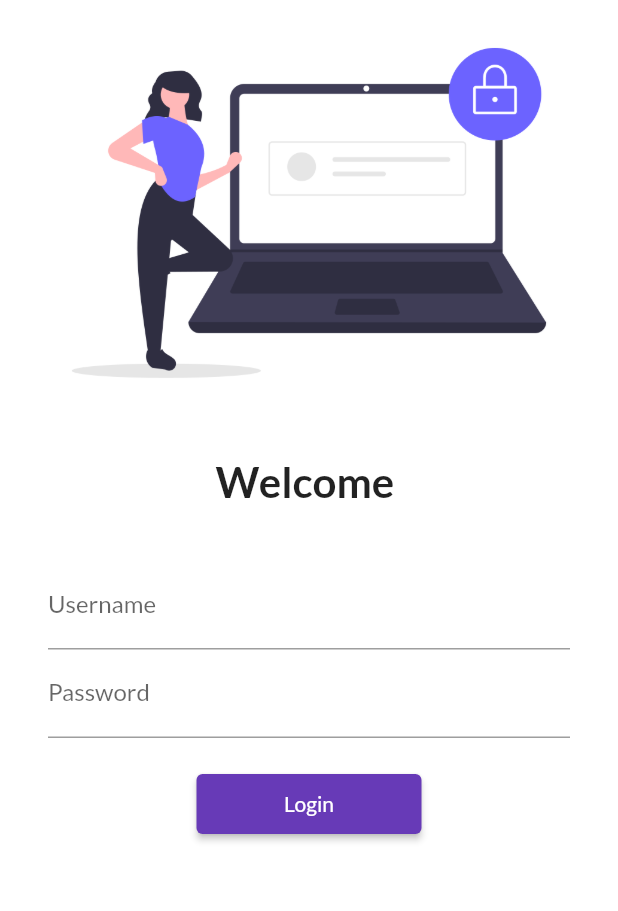
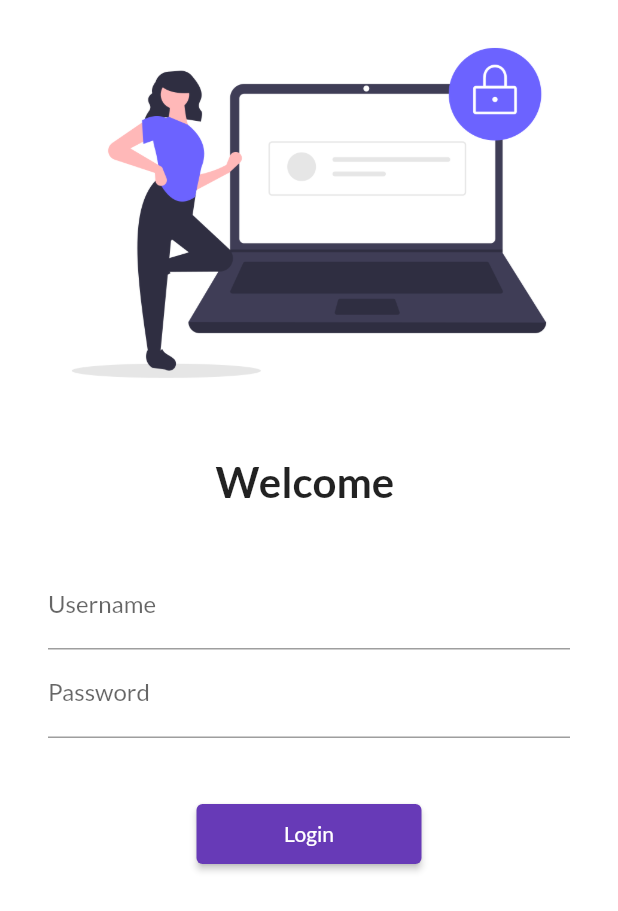
Before and after one commit to 5cientist/30daysOfFlutter, a Flutter app: the screen it shows after launch, on a phone screen of 412 x 824 dp. Shown: the top 911 px of the screen. Run offline on Flutter 3.47's test engine with Material 2 defaults, Android fonts, the phone set to English and light mode, and no system bars; our stand-ins replace google_fonts.

Commit message:
sizebox height changed

```diff
--- a/lib/pages/login_page.dart
+++ b/lib/pages/login_page.dart
@@ -58,7 +58,7 @@ class _LoginPageState extends State<LoginPage> {
                     ),
                   ),
                   SizedBox(
-                    height: 20.0,
+                    height: 40.0,
                   ),
                   ElevatedButton(
                     child: Text(
```
